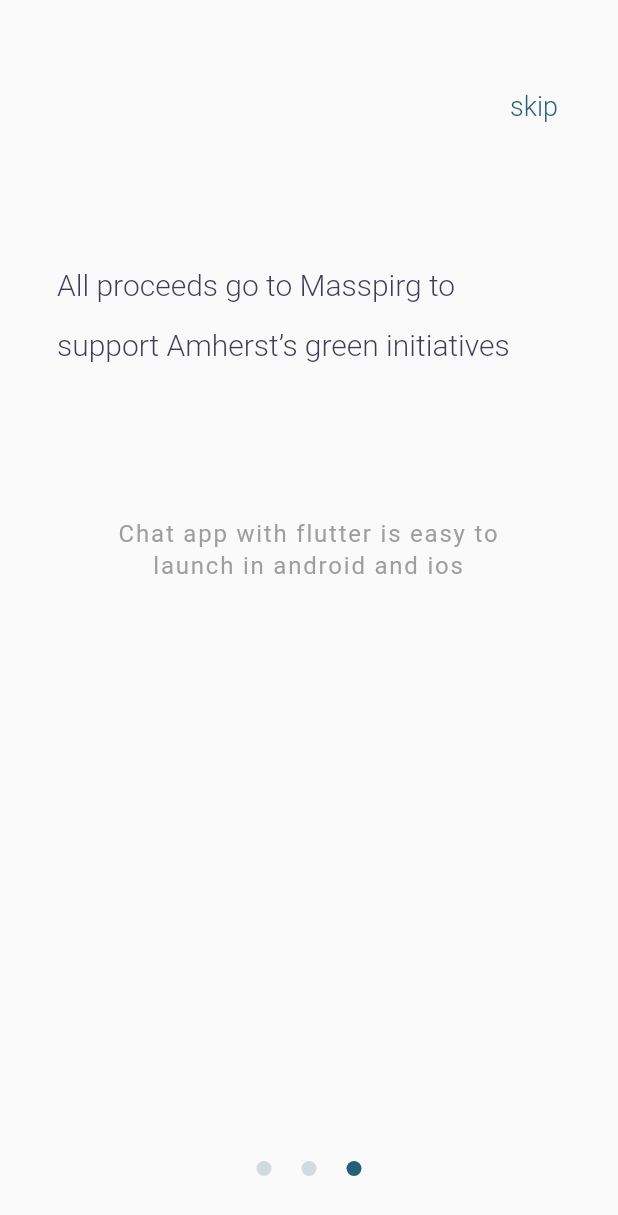
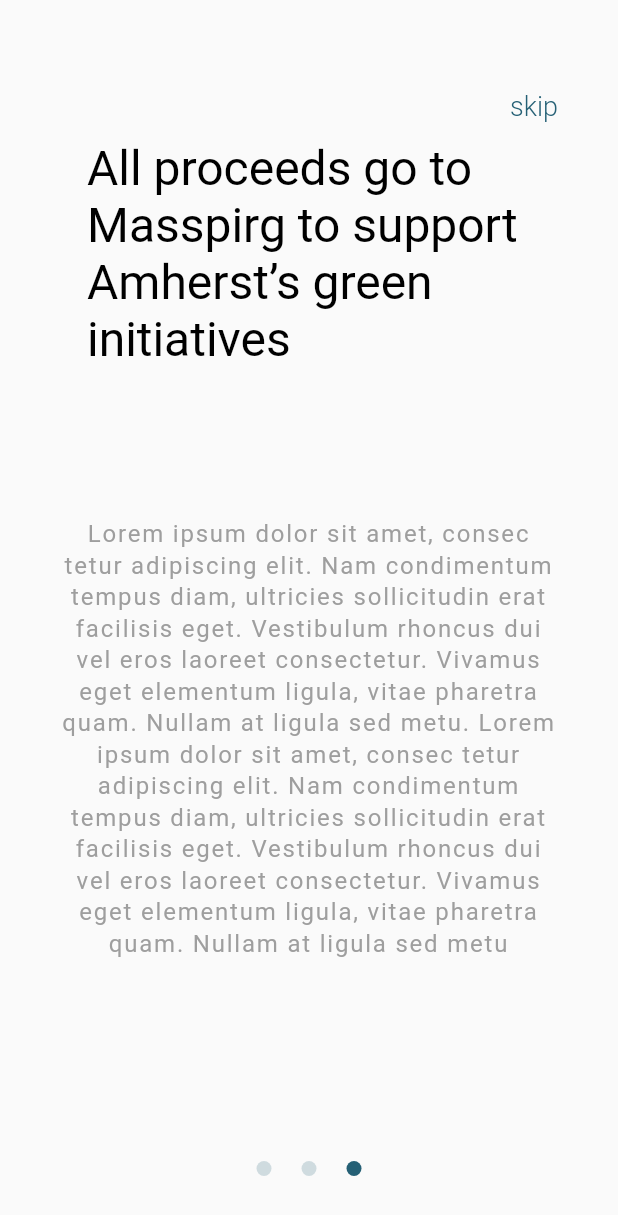
Before and after one commit to seri-app/mvp-frontend, a Flutter app: the screen it shows after launch, swiped to page 3, on a phone screen of 412 x 824 dp. Shown: the top 1215 px of the screen. Run offline on Flutter 3.47's test engine with Material 2 defaults, Android fonts, the phone set to English and light mode, and no system bars; Roboto replaces fonts that are missing (Cerebri Sans Pro, Glacial Indifference).

Commit message:
Fix second welcome screen

```diff
--- a/lib/src/pages/WelcomePage.dart
+++ b/lib/src/pages/WelcomePage.dart
@@ -19,34 +19,133 @@ class _WelcomeScreen extends State<WelcomeScreen> {
               Flexible(
                   flex: 1,
                   fit: FlexFit.tight,
-                  child: item['logo'] != ''
-                      ? Image.asset(
+                  child: item['index'] == 0
+                      ? Padding(
+                        padding: EdgeInsets.symmetric(horizontal: 20.0),
+                        child: Image.asset(
                             item['logo'],
                             fit: BoxFit.fitWidth,
-                          width: 180.0,
+                            width: 100.0,
                             alignment: Alignment.bottomCenter,
+                          ),
                       )
                       :
                       //Align text to bottom of flex box
-                      Align(
+                      Padding(
+                        padding: EdgeInsets.symmetric(horizontal: 20.0),
+                        child: Align(
                             alignment: Alignment.bottomCenter,
                             child: Text(
                               item['header'],
                               style: TextStyle(
-                                fontSize: 20.0,
-                                fontWeight: FontWeight.w300,
-                                color: Color(0XFF3F3D56),
-                                height: 2.0),
-                          ))),
+                                  fontSize: 32.0,
+                                  fontWeight: FontWeight.w400,
+                                  fontFamily: 'Glacial Indifference',
+                                  color: Color.fromRGBO(0, 0, 0, 1)),
+                            )),
+                      )),
               SizedBox(height: 100),
               Flexible(
                 flex: 2,
                 fit: FlexFit.loose,
                 child: Container(
-                  padding: EdgeInsets.symmetric(horizontal: 30.0),
+                  // padding: EdgeInsets.symmetric(horizontal: 10.0),
                   child: Column(
                     children: <Widget>[
+                      item['index'] == 1
+                          ? Column(
+                              mainAxisAlignment: MainAxisAlignment.spaceBetween,
+                              children: [
+                                Padding(
+                                  padding: const EdgeInsets.symmetric(vertical:30.0),
+                                  child: Row(
+                                    children: [
+                                      RawMaterialButton(
+                                          onPressed: () {},
+                                          elevation: 2.0,
+                                          fillColor: Colors.blue,
+                                          padding: EdgeInsets.all(10.0),
+                                          shape: CircleBorder(),
+                                          child: Text(
+                                            '1',
+                                            style: TextStyle(
+                                              color: Colors.white,
+                                              fontSize: 20,
+                                            ),
+                                          )),
                                       Text(
+                                        'Easy',
+                                        style: TextStyle(
+                                            color: Colors.grey,
+                                            letterSpacing: 1.2,
+                                            fontSize: 16.0,
+                                            height: 1.3),
+                                        // textAlign: TextAlign.center,
+                                      )
+                                    ],
+                                  ),
+                                ),
+                                Padding(
+                                  padding: const EdgeInsets.symmetric(vertical:30.0),
+                                  child: Row(
+                                    children: [
+                                      RawMaterialButton(
+                                          onPressed: () {},
+                                          elevation: 2.0,
+                                          fillColor: Colors.blue,
+                                          padding: EdgeInsets.all(10.0),
+                                          shape: CircleBorder(),
+                                          child: Text(
+                                            '2',
+                                            style: TextStyle(
+                                              color: Colors.white,
+                                              fontSize: 20,
+                                            ),
+                                          )),
+                                      Text(
+                                        'Easy',
+                                        style: TextStyle(
+                                            color: Colors.grey,
+                                            letterSpacing: 1.2,
+                                            fontSize: 16.0,
+                                            height: 1.3),
+                                        textAlign: TextAlign.center,
+                                      )
+                                    ],
+                                  ),
+                                ),
+                                Padding(
+                                  padding: const EdgeInsets.symmetric(vertical:30.0),
+                                  child: Row(
+                                    children: [
+                                      RawMaterialButton(
+                                          onPressed: () {},
+                                          elevation: 2.0,
+                                          fillColor: Colors.blue,
+                                          padding: EdgeInsets.all(10.0),
+                                          shape: CircleBorder(),
+                                          child: Text(
+                                            '3',
+                                            style: TextStyle(
+                                              color: Colors.white,
+                                              fontSize: 20,
+                                            ),
+                                          )),
+                                      Text(
+                                        'Easy',
+                                        style: TextStyle(
+                                            color: Colors.grey,
+                                            letterSpacing: 1.2,
+                                            fontSize: 16.0,
+                                            height: 1.3),
+                                        textAlign: TextAlign.center,
+                                      )
+                                    ],
+                                  ),
+                                ),
+                              ],
+                            )
+                          : Text(
                               item['description'],
                               style: TextStyle(
                                   color: Colors.grey,
--- a/lib/src/shared/constants/items.dart
+++ b/lib/src/shared/constants/items.dart
@@ -1,5 +1,6 @@
 List items = [
   {
+    "index": 0,
     "logo": "assets/images/logos/primary.png",
     "header": "",
     "description":
@@ -7,6 +8,7 @@ List items = [
     "image": "assets/images/1.png"
   },
   {
+    "index": 1,
     "logo":"",
     "header": "Everything repairs start here.",
     "description":
@@ -14,10 +16,11 @@ List items = [
     "image": "assets/images/2.png"
   },
   {
+    "index": 2,
     "logo":"",
     "header": "All proceeds go to Masspirg to support Amherst’s green initiatives",
     "description":
-        "Chat app with flutter is easy to launch in android and ios",
+        "Lorem ipsum dolor sit amet, consec tetur adipiscing elit. Nam condimentum tempus diam, ultricies sollicitudin erat facilisis eget. Vestibulum rhoncus dui vel eros laoreet consectetur. Vivamus eget elementum ligula, vitae pharetra quam. Nullam at ligula sed metu. Lorem ipsum dolor sit amet, consec tetur adipiscing elit. Nam condimentum tempus diam, ultricies sollicitudin erat facilisis eget. Vestibulum rhoncus dui vel eros laoreet consectetur. Vivamus eget elementum ligula, vitae pharetra quam. Nullam at ligula sed metu",
     "image": "assets/images/3.png"
   }
 ];
```
Lines whose indentation alone changed are shown as unchanged.
